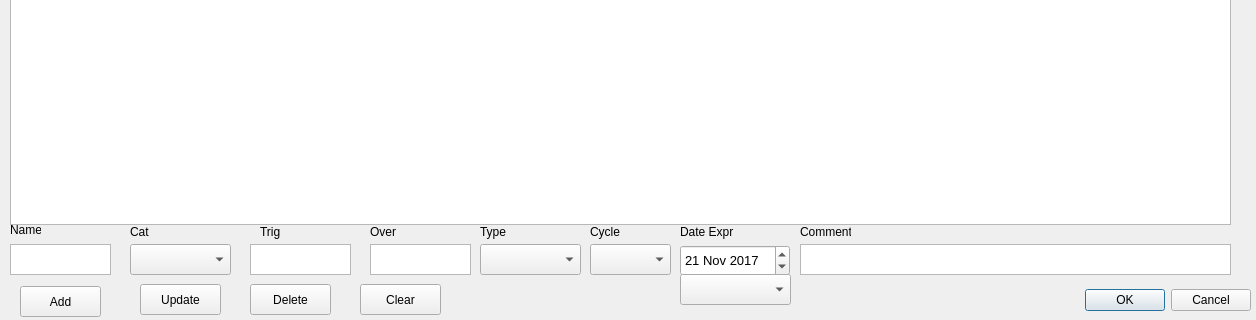
n6nq/checking, file manageepredictions.ui: the form before one commit; both pictures show x 0 to 1256 and y 226 to 546 of the 1256 by 546 pixel window.
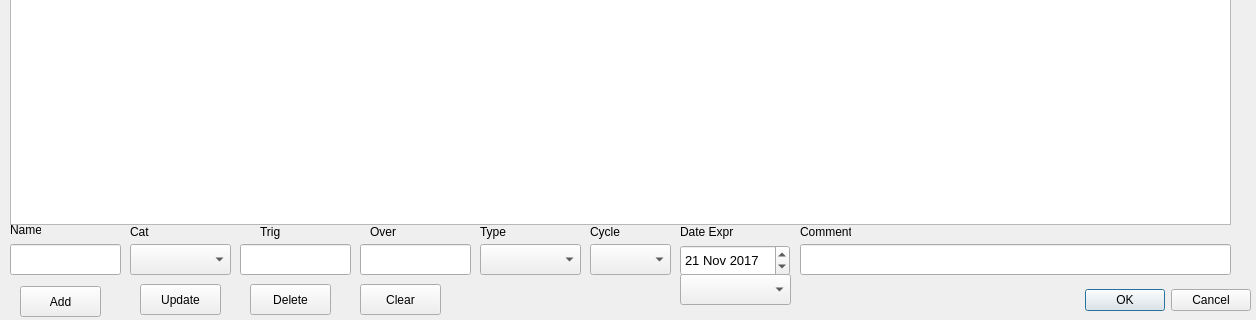
The form after the commit.

Commit message: Working on add button on Manage Predictions Dialog.

```diff
--- a/manageepredictions.ui
+++ b/manageepredictions.ui
@@ -45,24 +45,6 @@
     <bool>true</bool>
    </attribute>
   </widget>
-  <widget class="QTextEdit" name="editName">
-   <property name="geometry">
-    <rect>
-     <x>10</x>
-     <y>470</y>
-     <width>101</width>
-     <height>31</height>
-    </rect>
-   </property>
-   <property name="font">
-    <font>
-     <pointsize>10</pointsize>
-    </font>
-   </property>
-   <property name="inputMethodHints">
-    <set>Qt::ImhNone</set>
-   </property>
-  </widget>
   <widget class="QLabel" name="labelName">
    <property name="geometry">
     <rect>
@@ -132,24 +114,6 @@
     <string>Trig</string>
    </property>
   </widget>
-  <widget class="QTextEdit" name="editTrig">
-   <property name="geometry">
-    <rect>
-     <x>250</x>
-     <y>470</y>
-     <width>101</width>
-     <height>31</height>
-    </rect>
-   </property>
-   <property name="font">
-    <font>
-     <pointsize>10</pointsize>
-    </font>
-   </property>
-   <property name="inputMethodHints">
-    <set>Qt::ImhNone</set>
-   </property>
-  </widget>
   <widget class="QLabel" name="labelOver">
    <property name="geometry">
     <rect>
@@ -168,24 +132,6 @@
     <string>Over</string>
    </property>
   </widget>
-  <widget class="QTextEdit" name="editOver">
-   <property name="geometry">
-    <rect>
-     <x>370</x>
-     <y>470</y>
-     <width>101</width>
-     <height>31</height>
-    </rect>
-   </property>
-   <property name="font">
-    <font>
-     <pointsize>10</pointsize>
-    </font>
-   </property>
-   <property name="inputMethodHints">
-    <set>Qt::ImhNone</set>
-   </property>
-  </widget>
   <widget class="QLabel" name="labelType">
    <property name="geometry">
     <rect>
@@ -277,24 +223,6 @@
     </date>
    </property>
   </widget>
-  <widget class="QTextEdit" name="editComment">
-   <property name="geometry">
-    <rect>
-     <x>800</x>
-     <y>470</y>
-     <width>431</width>
-     <height>31</height>
-    </rect>
-   </property>
-   <property name="font">
-    <font>
-     <pointsize>10</pointsize>
-    </font>
-   </property>
-   <property name="inputMethodHints">
-    <set>Qt::ImhNone</set>
-   </property>
-  </widget>
   <widget class="QLabel" name="labelComment">
    <property name="geometry">
     <rect>
@@ -478,6 +406,46 @@
     </font>
    </property>
   </widget>
+  <widget class="QLineEdit" name="editName">
+   <property name="geometry">
+    <rect>
+     <x>10</x>
+     <y>470</y>
+     <width>111</width>
+     <height>31</height>
+    </rect>
+   </property>
+  </widget>
+  <widget class="QLineEdit" name="editTrig">
+   <property name="geometry">
+    <rect>
+     <x>240</x>
+     <y>470</y>
+     <width>111</width>
+     <height>31</height>
+    </rect>
+   </property>
+  </widget>
+  <widget class="QLineEdit" name="editOver">
+   <property name="geometry">
+    <rect>
+     <x>360</x>
+     <y>470</y>
+     <width>111</width>
+     <height>31</height>
+    </rect>
+   </property>
+  </widget>
+  <widget class="QLineEdit" name="editComment">
+   <property name="geometry">
+    <rect>
+     <x>800</x>
+     <y>470</y>
+     <width>431</width>
+     <height>31</height>
+    </rect>
+   </property>
+  </widget>
  </widget>
  <resources/>
  <connections>
```
The commit also changes 3 other files.
